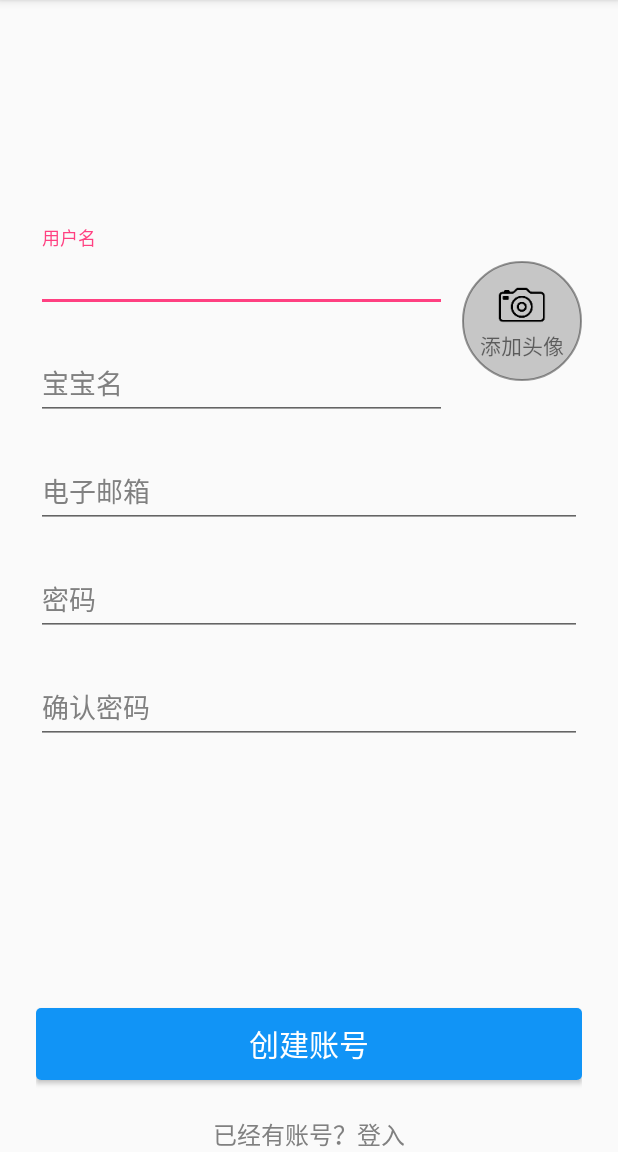
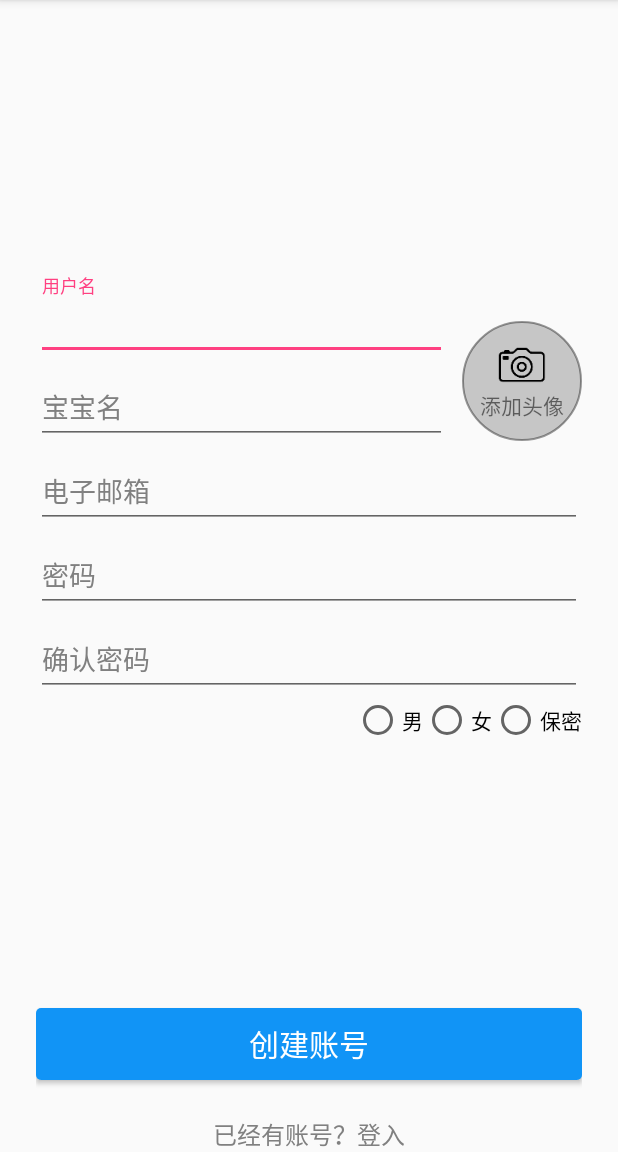
Before and after one commit to ben-ying/BabyCare, an Android app: the SignUpActivity screen opened directly, with no data from a screen before it, on a phone screen of 412 x 824 dp, the part 84-1236 px from its top. Run offline under Robolectric (Android 15) with nearby library versions, the phone set to English and light mode, and no system bars.

Commit message:
update gradle #10

```diff
--- a/BabyCare/app/src/main/res/layout/activity_signup.xml
+++ b/BabyCare/app/src/main/res/layout/activity_signup.xml
@@ -20,6 +20,7 @@
             android:layout_centerInParent="true">
 
             <RelativeLayout
+                android:id="@+id/content_layout"
                 android:layout_width="match_parent"
                 android:layout_height="wrap_content"
                 android:layout_centerInParent="true">
@@ -56,8 +57,8 @@
 
                 <android.support.design.widget.TextInputLayout
                     android:id="@+id/baby_name_layout"
+                    style="@style/default_input_layout"
                     android:layout_toLeftOf="@+id/profile_layout"
-                    style="@style/default_input_layout"
                     android:layout_below="@+id/username_layout">
 
                     <EditText
@@ -105,6 +106,27 @@
                         android:inputType="textPassword" />
                 </android.support.design.widget.TextInputLayout>
             </RelativeLayout>
+
+            <RadioGroup
+                android:id="@+id/rg_gender"
+                android:layout_alignParentRight="true"
+                android:orientation="horizontal"
+                android:layout_below="@+id/content_layout"
+                android:layout_width="wrap_content"
+                android:layout_height="wrap_content">
+                <RadioButton
+                    android:text="@string/male"
+                    android:layout_width="wrap_content"
+                    android:layout_height="wrap_content" />
+                <RadioButton
+                    android:text="@string/female"
+                    android:layout_width="wrap_content"
+                    android:layout_height="wrap_content" />
+                <RadioButton
+                    android:text="@string/unknown_gender"
+                    android:layout_width="wrap_content"
+                    android:layout_height="wrap_content" />
+            </RadioGroup>
         </RelativeLayout>
 
         <android.support.v7.widget.AppCompatButton
--- a/BabyCare/app/src/main/res/values/strings.xml
+++ b/BabyCare/app/src/main/res/values/strings.xml
@@ -38,6 +38,9 @@
     <string name="add_photo">添加头像</string>
     <string name="upload_picture_option">上传图片选项</string>
     <string name="not_support_crop">This device doesn\'t support the crop action!</string>
+    <string name="male">男</string>
+    <string name="female">女</string>
+    <string name="unknown_gender">保密</string>
 
     <!--add event-->
     <string name="title">标题</string>
--- a/BabyCare/app/src/main/res/values/styles.xml
+++ b/BabyCare/app/src/main/res/values/styles.xml
@@ -39,8 +39,6 @@
         <item name="android:layout_width">match_parent</item>
         <item name="android:layout_height">wrap_content</item>
         <item name="android:textColorHint">@color/hint_color</item>
-        <item name="android:layout_marginTop">@dimen/register_margin</item>
-        <item name="android:layout_marginBottom">@dimen/register_margin</item>
     </style>
 
     <style name="default_edit_text">
```
